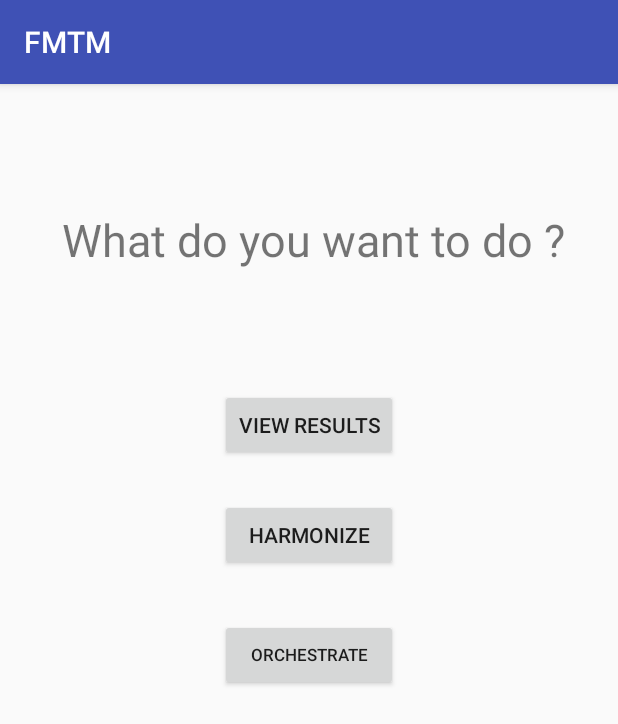
After one commit to ahmed-bensaad/FMTM, an Android app: the ChoiceActivity screen opened directly, with no data from a screen before it, on a phone screen of 412 x 824 dp. The commit adds this screen. Shown: the top 724 px of the screen. Run offline under Robolectric (Android 15) with nearby library versions, the phone set to English and light mode, and no system bars.

Commit message:
creations des interface graphique de la page d'acceuil , de la partie de l'enregistrement et de la partie de visualisation des resultats

```diff
--- /dev/null
+++ b/FromMindToMusic/app/src/main/java/com/oc/rss/frommindtomusic/ChoiceActivity.java
@@ -0,0 +1,25 @@
+package com.oc.rss.frommindtomusic;
+
+import android.content.Intent;
+import android.support.v7.app.AppCompatActivity;
+import android.os.Bundle;
+import android.view.View;
+import android.widget.Button;
+
+public class ChoiceActivity extends AppCompatActivity {
+
+    @Override
+    protected void onCreate(Bundle savedInstanceState) {
+        super.onCreate(savedInstanceState);
+        setContentView(R.layout.activity_choice);
+        Button result= (Button) findViewById(R.id.button6);
+        result.setOnClickListener(new View.OnClickListener() {
+            @Override
+            public void onClick(View v) {
+                Intent I = new Intent(ChoiceActivity.this,ResultActivity.class);
+                startActivity(I);
+            }
+        });
+    }
+
+}
--- /dev/null
+++ b/FromMindToMusic/app/src/main/res/layout/activity_choice.xml
@@ -0,0 +1,53 @@
+<?xml version="1.0" encoding="utf-8"?>
+<RelativeLayout xmlns:android="http://schemas.android.com/apk/res/android"
+    xmlns:tools="http://schemas.android.com/tools"
+    android:id="@+id/activity_choice"
+    android:layout_width="match_parent"
+    android:layout_height="match_parent"
+    android:paddingBottom="@dimen/activity_vertical_margin"
+    android:paddingLeft="@dimen/activity_horizontal_margin"
+    android:paddingRight="@dimen/activity_horizontal_margin"
+    android:paddingTop="@dimen/activity_vertical_margin"
+    tools:context="com.oc.rss.frommindtomusic.ChoiceActivity">
+
+    <TextView
+        android:text="What do you want to do ?"
+        android:layout_width="match_parent"
+        android:layout_marginStart="25dp"
+        android:layout_marginTop="67dp"
+        android:id="@+id/textView"
+        android:textSize="30sp"
+        android:layout_height="80dp"
+        android:layout_alignParentTop="true"
+        android:layout_alignParentStart="true" />
+
+    <Button
+        android:text="View Results"
+        android:layout_width="wrap_content"
+        android:layout_height="wrap_content"
+        android:layout_below="@+id/textView"
+        android:layout_centerHorizontal="true"
+        android:layout_marginTop="40dp"
+        android:id="@+id/button6" />
+
+    <Button
+        android:text="Orchestrate"
+        android:layout_width="wrap_content"
+        android:layout_height="wrap_content"
+        android:layout_below="@+id/button7"
+        android:layout_alignEnd="@+id/button7"
+        android:layout_marginTop="32dp"
+        android:id="@+id/button8"
+        android:layout_alignStart="@+id/button7"
+        android:textSize="11sp" />
+
+    <Button
+        android:text="Harmonize"
+        android:layout_width="wrap_content"
+        android:layout_height="wrap_content"
+        android:layout_marginTop="25dp"
+        android:id="@+id/button7"
+        android:layout_below="@+id/button6"
+        android:layout_alignStart="@+id/button6"
+        android:layout_alignEnd="@+id/button6" />
+</RelativeLayout>
```
Also changed, not shown: FromMindToMusic/app/src/main/AndroidManifest.xml (+8 -1 lines), FromMindToMusic/app/src/main/java/com/oc/rss/frommindtomusic/RecordActivity.java (added, +201 -0 lines), FromMindToMusic/app/src/main/java/com/oc/rss/frommindtomusic/ResultActivity.java (added, +68 -0 lines), FromMindToMusic/app/src/main/res/layout/activity_main.xml (+19 -2 lines), FromMindToMusic/app/src/main/res/layout/activity_record.xml (added, +57 -0 lines), FromMindToMusic/app/src/main/res/layout/activity_result.xml (added, +53 -0 lines), FromMindToMusic/app/src/main/res/drawable/accueil.png (added).
